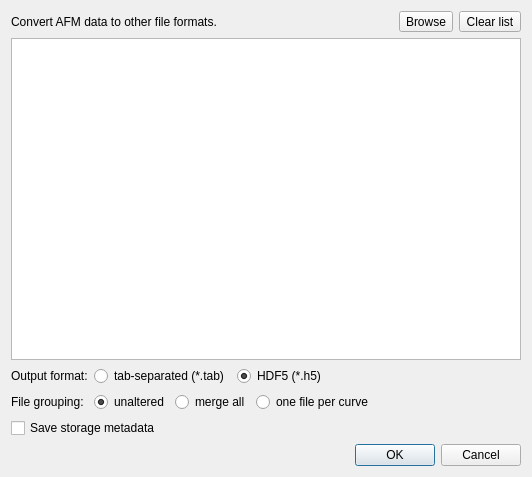
The window that pyjibe/head/dlg_tool_convert.ui (AFM-analysis/PyJibe) describes before a commit, drawn with Qt 5.
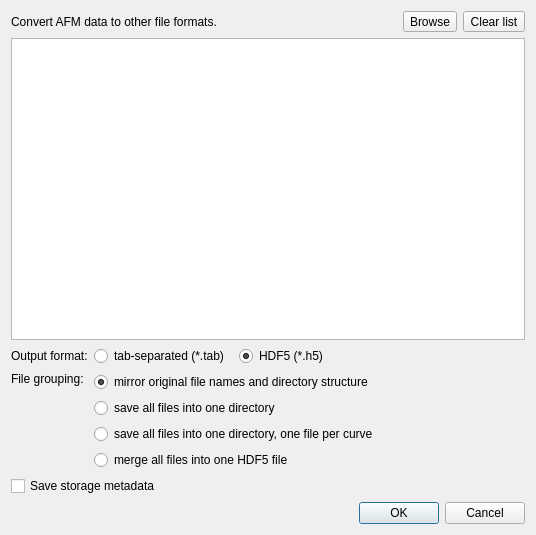
The same window after the commit.

Commit message: enh: support mirroring the input directory structure in the data conversion tool (close #29)

The edit to the form file:
```diff
--- a/pyjibe/head/dlg_tool_convert.ui
+++ b/pyjibe/head/dlg_tool_convert.ui
@@ -6,8 +6,8 @@
    <rect>
     <x>0</x>
     <y>0</y>
-    <width>532</width>
-    <height>477</height>
+    <width>536</width>
+    <height>535</height>
    </rect>
   </property>
   <property name="acceptDrops">
@@ -70,7 +70,7 @@
      <property name="topMargin">
       <number>0</number>
      </property>
-     <item row="1" column="0">
+     <item row="1" column="0" alignment="Qt::AlignTop">
       <widget class="QLabel" name="label_3">
        <property name="text">
         <string>File grouping:</string>
@@ -79,7 +79,7 @@
      </item>
      <item row="1" column="1">
       <widget class="QWidget" name="widget_group" native="true">
-       <layout class="QHBoxLayout" name="horizontalLayout_2">
+       <layout class="QVBoxLayout" name="verticalLayout_2">
         <property name="leftMargin">
          <number>0</number>
         </property>
@@ -92,26 +92,26 @@
         <property name="bottomMargin">
          <number>0</number>
         </property>
+        <item>
+         <widget class="QRadioButton" name="radioButton_mirror">
+          <property name="text">
+           <string>mirror original file names and directory structure</string>
+          </property>
+          <property name="checked">
+           <bool>true</bool>
+          </property>
+         </widget>
+        </item>
         <item>
          <widget class="QRadioButton" name="radioButton_unaltered">
           <property name="toolTip">
            <string>Each input file is converted to one output file</string>
           </property>
           <property name="text">
-           <string>unaltered</string>
+           <string>save all files into one directory</string>
           </property>
           <property name="checked">
-           <bool>true</bool>
-          </property>
-         </widget>
-        </item>
-        <item>
-         <widget class="QRadioButton" name="radioButton_merge">
-          <property name="toolTip">
-           <string>All input data are merged into one output file</string>
-          </property>
-          <property name="text">
-           <string>merge all</string>
+           <bool>false</bool>
           </property>
          </widget>
         </item>
@@ -121,7 +121,17 @@
            <string>Input files with more than one dataset produce more output files</string>
           </property>
           <property name="text">
-           <string>one file per curve</string>
+           <string>save all files into one directory, one file per curve</string>
+          </property>
+         </widget>
+        </item>
+        <item>
+         <widget class="QRadioButton" name="radioButton_merge">
+          <property name="toolTip">
+           <string>All input data are merged into one output file</string>
+          </property>
+          <property name="text">
+           <string>merge all files into one HDF5 file</string>
           </property>
          </widget>
         </item>
```
Left out of the diff: 6 changed lines with no effect on the pictures. The commit also changes 2 other files.
